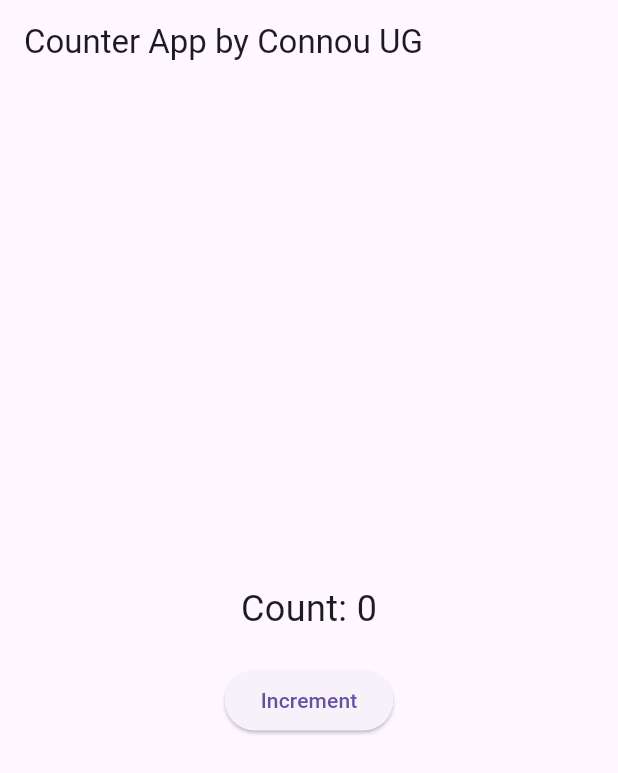
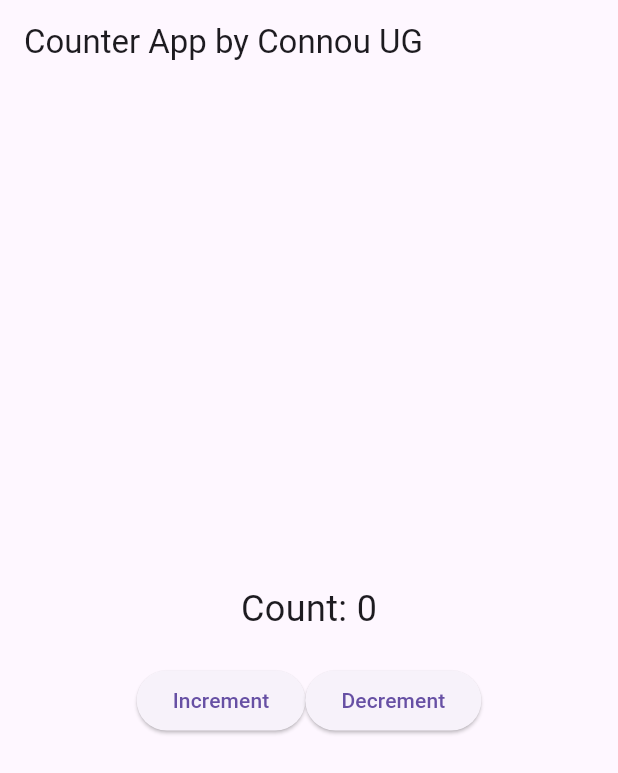
Before and after one commit to balajiks-dev/flutter_test, a Flutter app: the screen it shows after launch, on a phone screen of 412 x 824 dp. Shown: the top 773 px of the screen. Run offline on Flutter 3.47's test engine with Material 3 defaults, Android fonts, the phone set to English and light mode, and no system bars; our stand-ins replace flutter_bloc.

Commit message:
Implement Decrement Funtionality
Implement Decrement Funtionality

```diff
--- a/lib/buisnes_logic/handler/counter.dart
+++ b/lib/buisnes_logic/handler/counter.dart
@@ -9,5 +9,10 @@ class CounterHandler extends Cubit<Counter> {
   /// Increments the counter value by 1.
   ///
   /// Emits the updated counter value to notify listeners.
+
   void increment() => emit(Counter(state.count + 1));
+  /// Decrements the counter value by 1.
+  ///
+  /// Emits the updated counter value to notify listeners.
+  void decrement() => emit(Counter(state.count - 1));
 }
--- a/lib/data/models/counter.dart
+++ b/lib/data/models/counter.dart
@@ -6,6 +6,9 @@ class Counter {
   /// A boolean property indicating whether the counter value is positive.
   bool get isPositive => count > 0;
 
+  /// A boolean property indicating whether the counter value is negative.
+  bool get isNegative => count < 0;
+
   /// Constructor for creating a Counter instance with an initial count.
   Counter(this.count);
 }
--- a/lib/main.dart
+++ b/lib/main.dart
@@ -56,6 +56,8 @@ class MyHomePage extends StatelessWidget {
                 Color? color;
                 if (state.isPositive) {
                   color = Colors.green;
+                } else if  (state.isNegative) {
+                  color = Colors.red;
                 }
                 // Display the count with styling.
                 return Text(
@@ -77,6 +79,10 @@ class MyHomePage extends StatelessWidget {
                   onPressed: () => counterCubit.increment(),
                   child: const Text('Increment'),
                 ),
+                ElevatedButton(
+                  onPressed: () => counterCubit.decrement(),
+                  child: const Text('Decrement'),
+                ),
               ],
             ),
           ],
```
